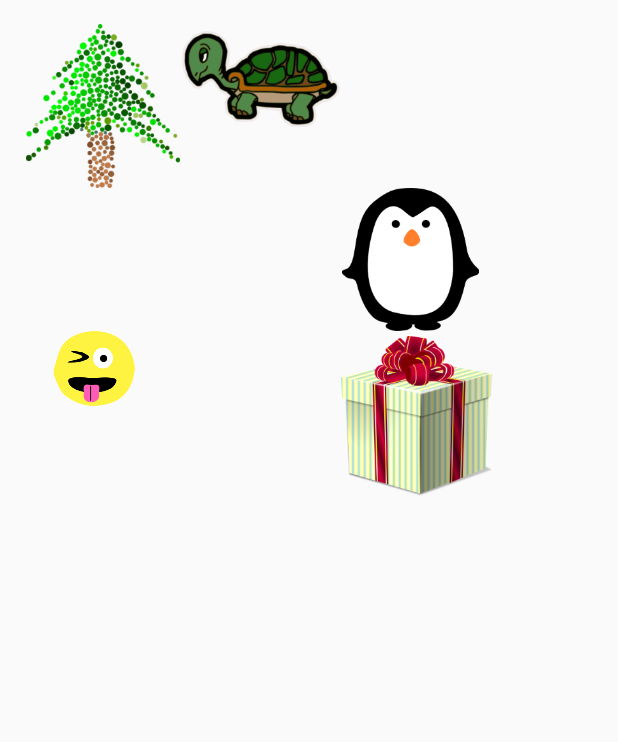
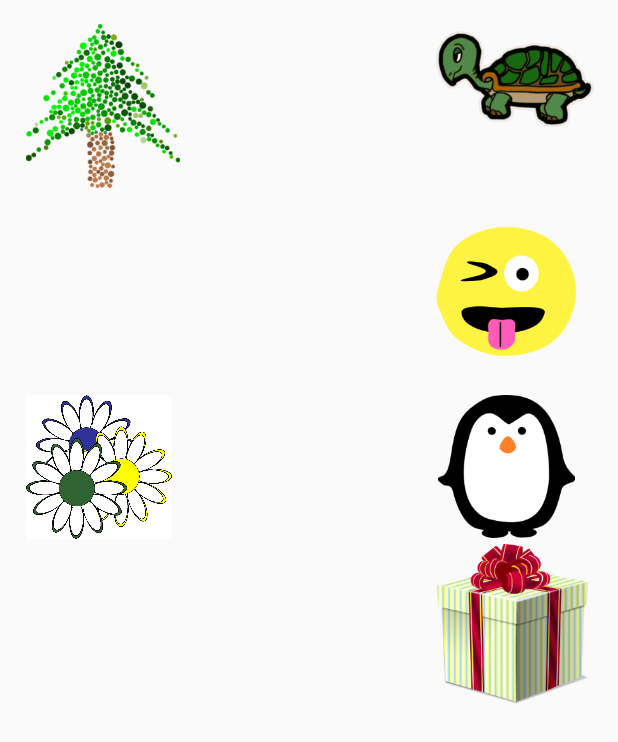
Before and after one commit to donnyc219/mobapp2016spring, an Android app: the ClipArtSelectionActivity screen opened directly, with no data from a screen before it, on a phone screen of 412 x 824 dp. Shown: the top 742 px of the screen. Run offline under Robolectric (Android 15) with nearby library versions, the light colour scheme and no system bars.

Commit message:
added the code to the clipartactivity--its nt correct(need to make changes)

```diff
--- a/ElectronicPostcard/app/src/main/java/com/gsu/electronicpostcard/ClipArtSelectionActivity.java
+++ b/ElectronicPostcard/app/src/main/java/com/gsu/electronicpostcard/ClipArtSelectionActivity.java
@@ -1,14 +1,73 @@
 package com.gsu.electronicpostcard;
 
+import android.content.Intent;
+import android.database.Cursor;
+import android.graphics.BitmapFactory;
+import android.net.Uri;
+import android.provider.MediaStore;
 import android.support.v7.app.AppCompatActivity;
 import android.os.Bundle;
+import android.view.View;
+import android.widget.ImageView;
 
 public class ClipArtSelectionActivity extends AppCompatActivity {
 
-    @Override
-    protected void onCreate(Bundle savedInstanceState) {
-        Model.context = this;
-        super.onCreate(savedInstanceState);
-        setContentView(R.layout.activity_clip_art_selection);
-    }
+        private static int RESULT_LOAD_IMAGE = 1;
+
+
+        @Override
+        public void onCreate(Bundle savedInstanceState) {
+            super.onCreate(savedInstanceState);
+            setContentView(R.layout.activity_clip_art_selection);
+
+            ImageView image1 = (ImageView) findViewById(R.id.img1);
+            ImageView image2 = (ImageView) findViewById(R.id.img2);
+            ImageView image3 = (ImageView) findViewById(R.id.img3);
+            ImageView image4 = (ImageView) findViewById(R.id.img4);
+            ImageView image5 = (ImageView) findViewById(R.id.img5);
+            ImageView image6 = (ImageView) findViewById(R.id.img6);
+            image1.setOnClickListener(new View.OnClickListener() {
+
+                @Override
+                public void onClick(View arg0) {
+
+                    Intent i = new Intent(
+                            Intent.ACTION_PICK,
+                            android.provider.MediaStore.Images.Media.EXTERNAL_CONTENT_URI);
+
+                    startActivityForResult(i, RESULT_LOAD_IMAGE);
+                }
+            });
+        }
+
+
+        @Override
+        protected void onActivityResult(int requestCode, int resultCode, Intent data) {
+            super.onActivityResult(requestCode, resultCode, data);
+
+            if (requestCode == RESULT_LOAD_IMAGE && resultCode == RESULT_OK && null != data) {
+                Uri selectedImage = data.getData();
+                String[] filePathColumn = { MediaStore.Images.Media.DATA };
+
+                Cursor cursor = getContentResolver().query(selectedImage,
+                        filePathColumn, null, null, null);
+                cursor.moveToFirst();
+
+                int columnIndex = cursor.getColumnIndex(filePathColumn[0]);
+                String picturePath = cursor.getString(columnIndex);
+                cursor.close();
+
+                PostCardPage currentPage = Model.currentPostCard.pages[Model.currentPage];
+                PostCardImage imageElement = new PostCardImage(BitmapFactory.decodeFile(picturePath));
+                currentPage.addElement(imageElement);
+                Intent intent = new Intent(this, EditPostcardActivity.class);
+                startActivity(intent);
+            }
+
+
+
+
+
+
+        }
 }
--- a/ElectronicPostcard/app/src/main/res/layout/activity_clip_art_selection.xml
+++ b/ElectronicPostcard/app/src/main/res/layout/activity_clip_art_selection.xml
@@ -27,12 +27,20 @@
             android:layout_column="0" />
 
         <ImageView
+            android:layout_width="102dp"
+            android:layout_height="113dp"
+            app:srcCompat="@drawable/img2"
+            android:id="@+id/img2"
+            android:layout_row="3"
+            android:layout_column="2" />
+
+        <ImageView
             android:layout_width="93dp"
-            android:layout_height="50dp"
+            android:layout_height="wrap_content"
             app:srcCompat="@drawable/img8"
-            android:id="@+id/imageView9"
-            android:layout_row="2"
-            android:layout_column="0" />
+            android:id="@+id/img5"
+            android:layout_row="1"
+            android:layout_column="2" />
 
         <ImageView
             android:layout_width="105dp"
@@ -40,14 +48,6 @@
             app:srcCompat="@drawable/img1"
             android:id="@+id/img1"
             android:layout_row="0"
-            android:layout_column="1" />
-
-        <ImageView
-            android:layout_width="102dp"
-            android:layout_height="113dp"
-            app:srcCompat="@drawable/img2"
-            android:id="@+id/img2"
-            android:layout_row="2"
             android:layout_column="2" />
 
         <ImageView
@@ -55,8 +55,16 @@
             android:layout_height="95dp"
             app:srcCompat="@drawable/img4"
             android:id="@+id/img4"
-            android:layout_row="1"
+            android:layout_row="2"
             android:layout_column="2" />
+
+        <ImageView
+            android:layout_width="100dp"
+            android:layout_height="96dp"
+            app:srcCompat="@drawable/img9"
+            android:id="@+id/img6"
+            android:layout_row="2"
+            android:layout_column="0" />
 
     </GridLayout>
 
```
Also changed, not shown: ElectronicPostcard/app/src/main/java/com/gsu/electronicpostcard/SendOptionsActivity.java (+13 -31 lines), ElectronicPostcard/app/src/main/res/layout/activity_add_elements.xml (+8 -18 lines).
